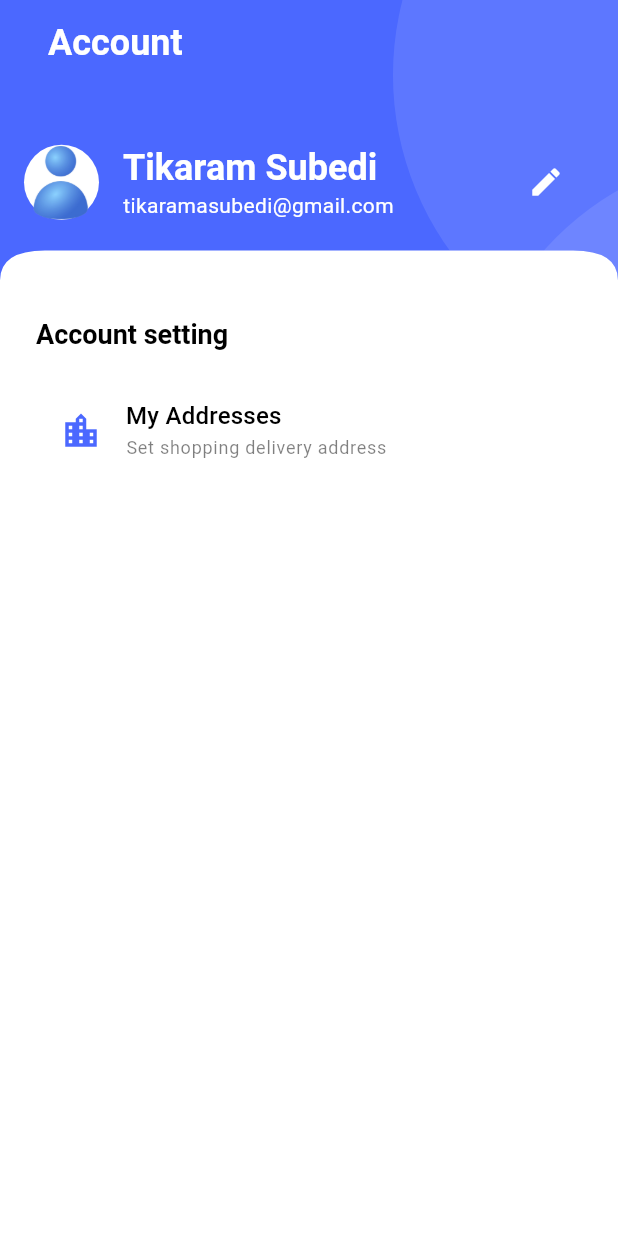
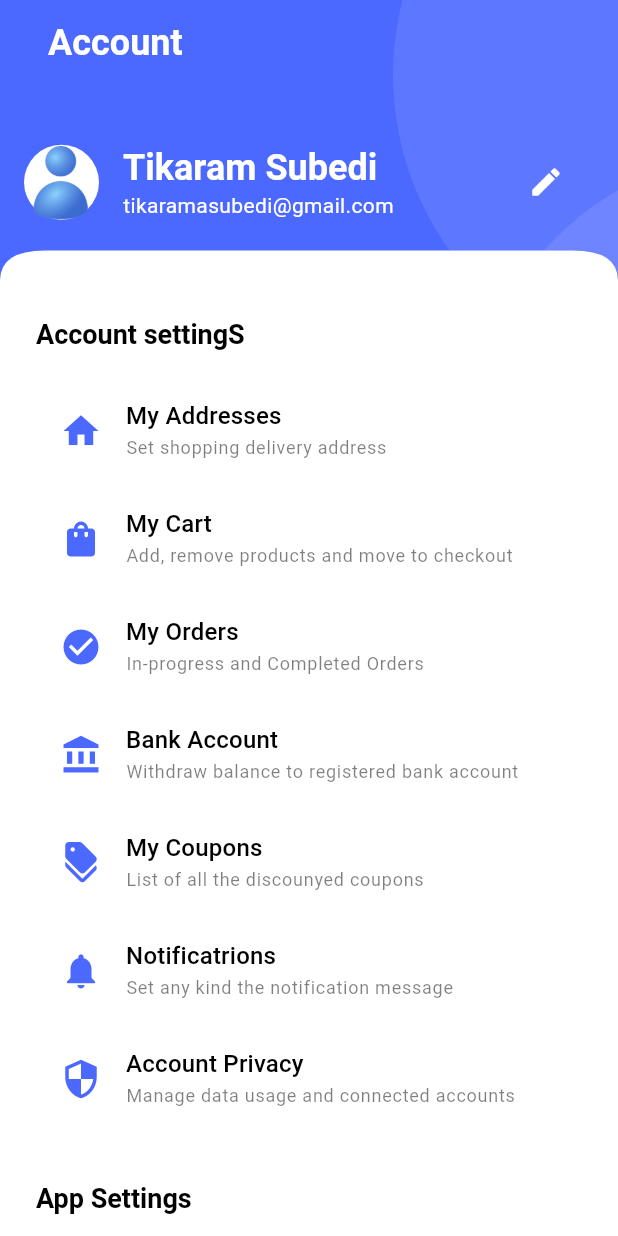
Before and after one commit to S-Tikarama/final-project, a Flutter app: the SettingsScreen screen opened directly, on a phone screen of 412 x 824 dp. Run offline on Flutter 3.47's test engine with Material 3 defaults, Android fonts, the light colour scheme and no system bars; our stand-ins replace carousel_slider, get, get_storage, logger, smooth_page_indicator; accounts and stored records are empty; Roboto replaces fonts that are missing (Poppins).

Commit message:
complete ui of account settings

```diff
--- a/e_commerce_app/lib/common/widgets/list_tile/settings_menu_tile.dart
+++ b/e_commerce_app/lib/common/widgets/list_tile/settings_menu_tile.dart
@@ -1,6 +1,5 @@
 import 'package:e_commerce_app/utils/constants/colors.dart';
 import 'package:flutter/material.dart';
-import 'package:get/get_utils/get_utils.dart';
 
 class SettingsMenuTile extends StatelessWidget {
   const SettingsMenuTile({
--- a/e_commerce_app/lib/features/personalization/settings/settings.dart
+++ b/e_commerce_app/lib/features/personalization/settings/settings.dart
@@ -38,17 +38,105 @@ class SettingsScreen extends StatelessWidget {
             ),
 
             //Body of setings
-            Padding(padding: EdgeInsets.all(TSizes.defaultSpace),
-            child: Column(
-              children: [
+            Padding(
+              padding: EdgeInsets.all(TSizes.defaultSpace),
+              child: Column(
+                children: [
+                  // Account Settings
+                  SectionHeading(
+                    title: "Account settingS",
 
-                // Account Settings
-                SectionHeading(title: "Account setting",showActionButton: false,),
-                const SizedBox(height :TSizes.spaceBtnItems),
+                    showActionButton: false,
+                  ),
+                  const SizedBox(height: TSizes.spaceBtnItems),
 
-                SettingsMenuTile(icon: Icons.location_city, title: "My Addresses", subTitle: "Set shopping delivery address",onTap: (){},)
-              ],
-            ),)
+                  SettingsMenuTile(
+                    icon: Icons.home,
+                    title: "My Addresses",
+                    subTitle: "Set shopping delivery address",
+                    onTap: () {},
+                  ),
+                  SettingsMenuTile(
+                    icon: Icons.shopping_bag,
+                    title: "My Cart",
+                    subTitle: "Add, remove products and move to checkout",
+                    onTap: () {},
+                  ),
+                  SettingsMenuTile(
+                    icon: Icons.check_circle,
+                    title: "My Orders",
+                    subTitle: "In-progress and Completed Orders",
+                    onTap: () {},
+                  ),
+                  SettingsMenuTile(
+                    icon: Icons.account_balance,
+                    title: "Bank Account",
+                    subTitle: "Withdraw balance to registered bank account",
+                    onTap: () {},
+                  ),
+                  SettingsMenuTile(
+                    icon: Icons.discount,
+                    title: "My Coupons",
+                    subTitle: "List of all the discounyed coupons",
+                    onTap: () {},
+                  ),
+                  SettingsMenuTile(
+                    icon: Icons.notifications,
+                    title: "Notificatrions",
+                    subTitle: "Set any kind the notification message",
+                    onTap: () {},
+                  ),
+                  SettingsMenuTile(
+                    icon: Icons.security,
+                    title: "Account Privacy",
+                    subTitle: "Manage data usage and connected accounts",
+                    onTap: () {},
+                  ),
+
+                  const SizedBox(height: TSizes.spaceBtnSection),
+                  SectionHeading(
+                    title: "App Settings",
+                    showActionButton: false,
+                  ),
+                  SizedBox(height: TSizes.spaceBtnItems),
+                  SettingsMenuTile(
+                    icon: Icons.upload_file_outlined,
+                    title: 'Load Data',
+                    subTitle: 'Upload Data to your Cloud Firebase',
+                  ),
+
+                  SettingsMenuTile(
+                    icon: Icons.location_on,
+                    title: 'Geolocation',
+                    subTitle: "Set recommedation based on location",
+                    trailing: Switch(value: true, onChanged: (value) {}),
+                  ),
+                  SettingsMenuTile(
+                    icon: Icons.person,
+                    title: 'Safe Mode',
+                    subTitle: "Search result is safe for all ages",
+                    trailing: Switch(value: false, onChanged: (value) {}),
+                  ),
+                  SettingsMenuTile(
+                    icon: Icons.image,
+                    title: 'HD image Quality',
+                    subTitle: "Set image quality to be seen",
+                    trailing: Switch(value: false, onChanged: (value) {}),
+                  ),
+
+                  // logout Button
+                  const SizedBox(height: TSizes.spaceBtnSection),
+                  SizedBox(
+                    width: double.infinity,
+                    child: OutlinedButton(
+                      onPressed: () {},
+                      child: const Text('Logout'),
+                    ),
+                  ),
+                  const SizedBox(height: TSizes.spaceBtnSection * 2.5),
+                ],
+              ),
+            ),
           ],
         ),
       ),
```
